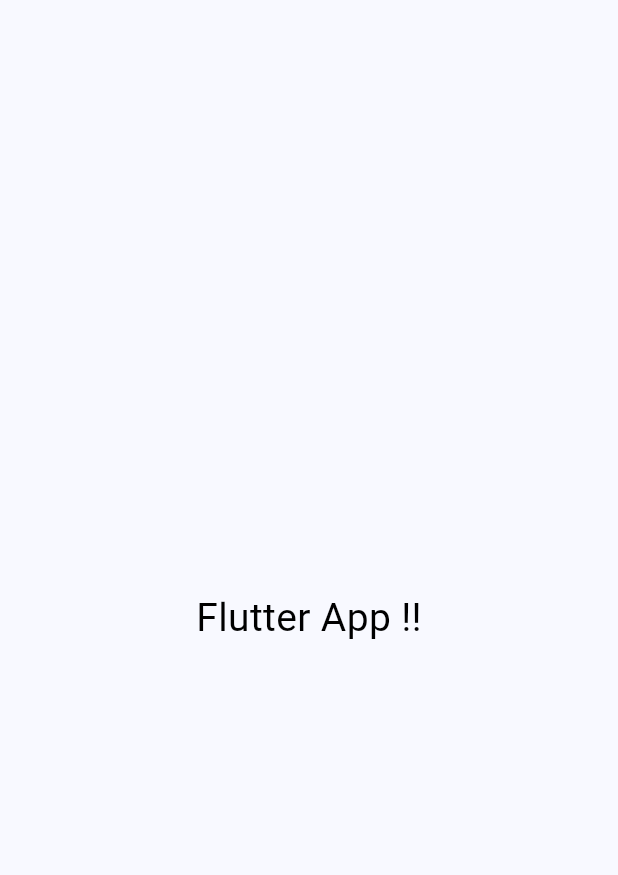
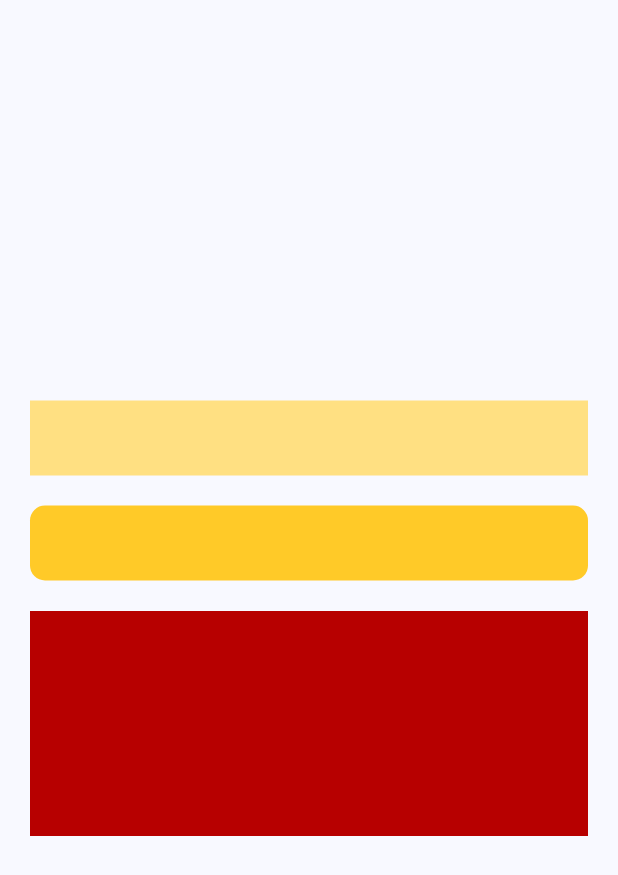
Before and after one commit to coachmaxz/flutter-app, a Flutter app: the screen it shows after launch, on a phone screen of 412 x 824 dp. Shown: the top 875 px of the screen. Run offline on Flutter 3.47's test engine with Material 3 defaults, Android fonts, the light colour scheme and no system bars.

Commit message:
add container example

```diff
--- a/lib/main.dart
+++ b/lib/main.dart
@@ -1,4 +1,6 @@
 import 'package:flutter/material.dart';
+
+import 'package:flutter_app/screen/container.dart';
 
 void main() {
   runApp(const MyApp());
@@ -17,36 +19,7 @@ class MyApp extends StatelessWidget {
         ),
         useMaterial3: true,
       ),
-      home: const MainPage(),
+      home: const ContainerScreen(),
     );
   }
 }
-
-class MainPage extends StatefulWidget {
-  const MainPage({ super.key });
-  @override
-  State<MainPage> createState() => MainPageState();
-}
-
-class MainPageState extends State<MainPage> {
-  @override
-  Widget build(BuildContext context) {
-    return Scaffold(
-      body: Center(
-        child: Column(
-          mainAxisAlignment: MainAxisAlignment.center,
-          children: <Widget>[
-            Text(
-              'Flutter App !!',
-              style: TextStyle(
-                fontSize: 26,
-                color: Colors.black,
-                fontWeight: FontWeight.w400,
-              ),
-            ),
-          ],
-        ),
-      )
-    );
-  }
-}
--- /dev/null
+++ b/lib/screen/container.dart
@@ -0,0 +1,62 @@
+import 'package:flutter/material.dart';
+
+class ContainerScreen extends StatefulWidget {
+
+  const ContainerScreen({
+    super.key,
+  });
+
+  @override
+  State<ContainerScreen> createState() => ContainerScreenState();
+
+}
+
+class ContainerScreenState extends State<ContainerScreen> {
+  @override
+  Widget build(BuildContext context) {
+    return Scaffold(
+      body: Center(
+        child: Column(
+          mainAxisAlignment: MainAxisAlignment.center, // start, center, end, spaceEvenly, spaceAround, spaceBetween
+          crossAxisAlignment: CrossAxisAlignment.start, // start, center, end, stretch, baseline
+          children: <Widget> [
+            Container(
+              margin: const EdgeInsets.only(left: 20, top: 0, right: 20, bottom: 20),
+              padding: const EdgeInsets.only(left: 0, top: 0, right: 0, bottom: 0),
+              decoration: BoxDecoration(
+                color: Colors.amber[200],
+              ),
+              height: 50,
+            ),
+            Container(
+              margin: const EdgeInsets.only(left: 20, top: 0, right: 20, bottom: 20),
+              padding: const EdgeInsets.only(left: 0, top: 0, right: 0, bottom: 0),
+              decoration: BoxDecoration(
+                color: Colors.amber[400],
+                borderRadius: BorderRadius.only(
+                  topLeft: Radius.circular(10),
+                  topRight: Radius.circular(10),
+                  bottomLeft: Radius.circular(10),
+                  bottomRight: Radius.circular(10),
+                ),
+              ),
+              height: 50,
+            ),
+            Container(
+              margin: const EdgeInsets.only(left: 20, top: 0, right: 20, bottom: 0),
+              padding: const EdgeInsets.only(left: 0, top: 0, right: 0, bottom: 0),
+              decoration: BoxDecoration(
+                image: DecorationImage(
+                  image: AssetImage('assets/background.png'),
+                  alignment: Alignment.center, // center, topCenter, bottomCenter
+                  fit: BoxFit.cover,
+                ),
+              ),
+              height: 150,
+            ),
+          ],
+        ),
+      )
+    );
+  }
+}
--- a/pubspec.yaml
+++ b/pubspec.yaml
@@ -59,6 +59,9 @@ flutter:
   uses-material-design: true
 
   # To add assets to your application, add an assets section, like this:
+  assets:
+    - assets/background.png
+
   # assets:
   #   - images/a_dot_burr.jpeg
   #   - images/a_dot_ham.jpeg
```
Also changed, not shown: assets/background.png (added), 1 other file.
